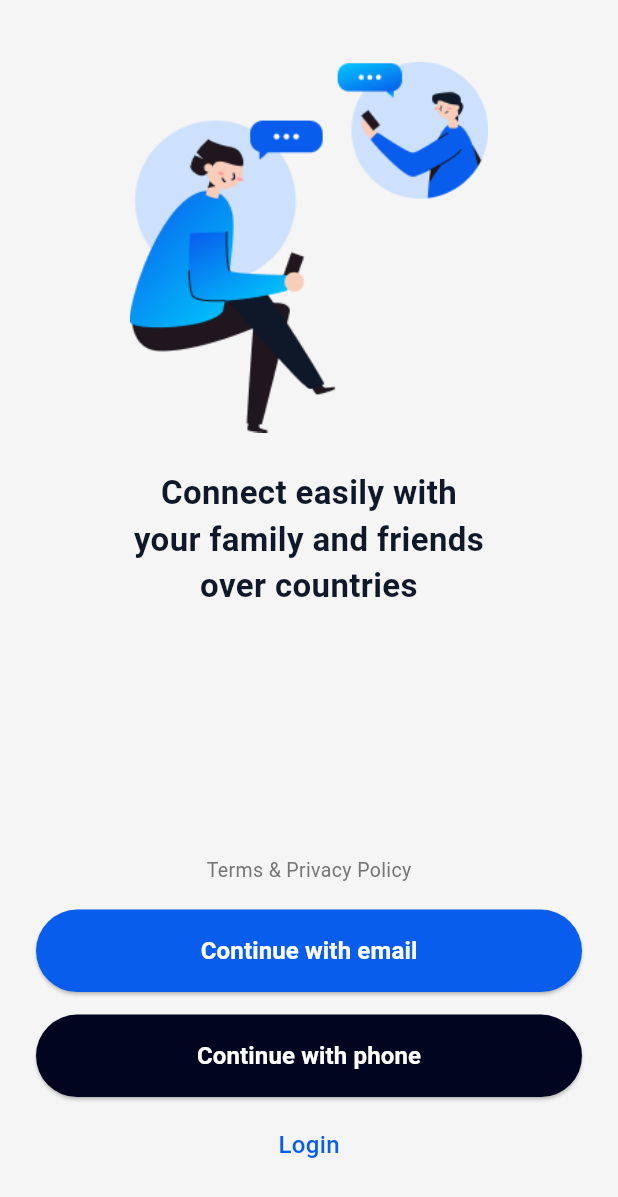
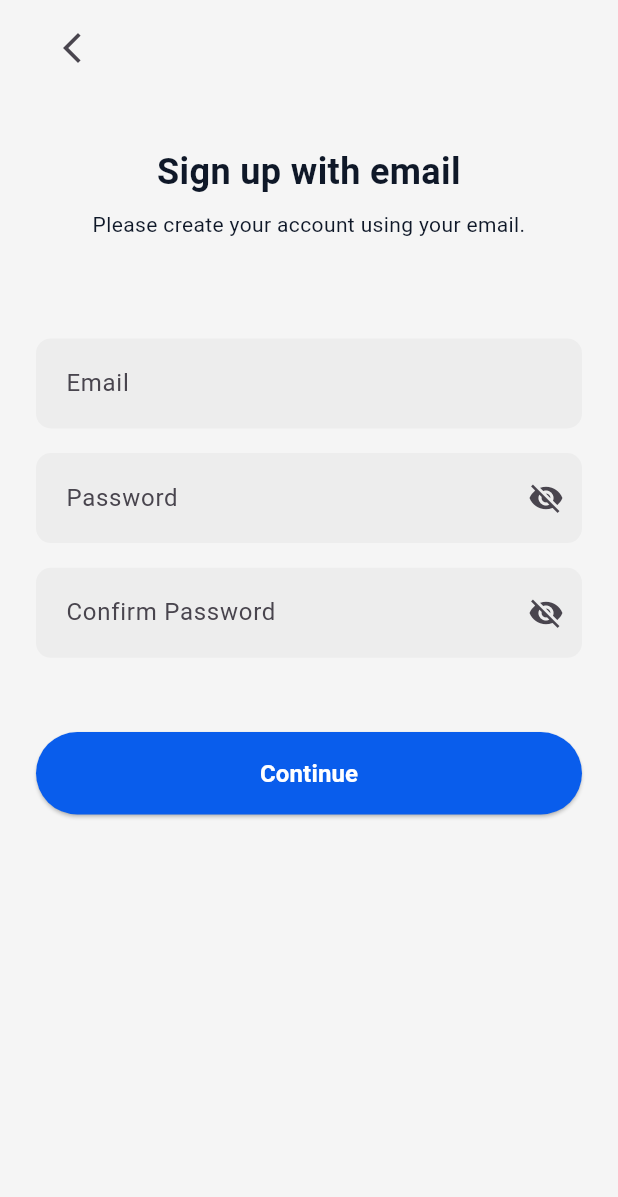
Before and after one commit to Darshan2326/callinverse-new, a Flutter app: the OnboardingVew screen opened by its route, after a tap on "Continue with email", on a phone screen of 412 x 824 dp. Shown: the top 1197 px of the screen. Run offline on Flutter 3.47's test engine with Material 3 defaults, Android fonts, the phone set to English and light mode, and no system bars; our stand-ins replace get.

Commit message:
email signup done

```diff
--- /dev/null
+++ b/lib/app/Screens/EmailSignUpScreen/emailsignup_binding.dart
@@ -0,0 +1,9 @@
+import 'package:calliverse/app/Screens/EmailSignUpScreen/emailsignup_controller.dart';
+import 'package:get/instance_manager.dart';
+
+class EmailsignupBinding extends Bindings {
+  @override
+  void dependencies() {
+    Get.put<EmailsignupController>(EmailsignupController());
+  }
+}
--- /dev/null
+++ b/lib/app/Screens/EmailSignUpScreen/emailsignup_controller.dart
@@ -0,0 +1,3 @@
+import 'package:get/get.dart';
+
+class EmailsignupController extends GetxController{}
--- /dev/null
+++ b/lib/app/Screens/EmailSignUpScreen/emailsignup_view.dart
@@ -0,0 +1,88 @@
+import 'package:calliverse/app/core/theme/app_colors.dart';
+import 'package:calliverse/app/core/widgets/buildTextField.dart';
+import 'package:calliverse/app/core/widgets/custom_button.dart';
+import 'package:flutter/material.dart';
+import 'package:get/get_utils/src/extensions/internacionalization.dart';
+
+class EmailsignupView extends StatelessWidget {
+  const EmailsignupView({super.key});
+
+  @override
+  Widget build(BuildContext context) {
+    final height = MediaQuery.of(context).size.height;
+
+    return Scaffold(
+      backgroundColor: const Color(0xFFF5F5F5), // light gray background
+      body: SafeArea(
+        child: SingleChildScrollView(
+          keyboardDismissBehavior: ScrollViewKeyboardDismissBehavior.onDrag,
+          child: ConstrainedBox(
+            constraints: BoxConstraints(),
+            child: Padding(
+              padding: const EdgeInsets.symmetric(horizontal: 24),
+              child: Column(
+                crossAxisAlignment: CrossAxisAlignment.center,
+                children: [
+                  SizedBox(height: height * 0.01),
+
+                  /// 🔙 Back Button
+                  Align(
+                    alignment: Alignment.centerLeft,
+                    child: IconButton(
+                      icon: const Icon(Icons.arrow_back_ios_new),
+                      onPressed: () {},
+                    ),
+                  ),
+
+                  SizedBox(height: height * 0.05),
+
+                  /// 📝 Title
+                  Text(
+                    "Sign up with email".tr,
+                    textAlign: TextAlign.center,
+                    style: TextStyle(
+                      fontSize: 24,
+                      fontWeight: FontWeight.bold,
+                      color: TextColors.neutral,
+                    ),
+                  ),
+
+                  SizedBox(height: height * 0.01),
+
+                  /// 📄 Subtitle
+                  Text(
+                    "Please create your account using your email.".tr,
+                    textAlign: TextAlign.center,
+                    style: TextStyle(fontSize: 14, color: TextColors.neutral),
+                  ),
+
+                  SizedBox(height: height * 0.08),
+                  CustomTextField(
+                    hint: "Email",
+                    validator: (value) {
+                      if (value == null || value.isEmpty) {
+                        return "Email required";
+                      }
+                      if (!value.contains("@")) {
+                        return "Invalid email";
+                      }
+                      return null;
+                    },
+                  ),
+                  SizedBox(height: height * 0.02),
+                  CustomTextField(isPassword: true, hint: 'Password'),
+                  SizedBox(height: height * 0.02),
+                  CustomTextField(hint: "Confirm Password", isPassword: true),
+                  SizedBox(height: height * 0.06),
+                  CustomButton(title: "Continue", onTap: () {}),
+
+                  // const SizedBox(height: 20),
+                ],
+              ),
+            ),
+          ),
+        ),
+      ),
+    );
+  }
+}
--- a/lib/app/Screens/HomeScreen/home_binding.dart
+++ b/lib/app/Screens/HomeScreen/home_binding.dart
@@ -4,6 +4,6 @@ import 'package:get/instance_manager.dart';
 class HomeBinding extends Bindings {
   @override
   void dependencies(){
-    Get.lazyPut<HomeController>(()=> HomeController());
+    Get.put<HomeController>(HomeController());
   }
 }
--- a/lib/app/Screens/LoginScreen/login_binding.dart
+++ b/lib/app/Screens/LoginScreen/login_binding.dart
@@ -4,6 +4,6 @@ import 'package:get/get.dart';
 class LoginBinding extends Bindings {
   @override
   void dependencies() {
-    Get.lazyPut<LoginController>(() => LoginController());
+    Get.put<LoginController>(LoginController());
   }
 }
--- a/lib/app/Screens/LoginScreen/login_view.dart
+++ b/lib/app/Screens/LoginScreen/login_view.dart
@@ -1,10 +1,9 @@
-import 'package:calliverse/app/Screens/LoginScreen/login_controller.dart';
 import 'package:calliverse/app/core/theme/app_colors.dart';
 import 'package:calliverse/app/routes/app_routes.dart';
 import 'package:flutter/material.dart';
 import 'package:get/get.dart';
 
-class LoginView extends GetView<LoginController> {
+class LoginView extends StatelessWidget {
   const LoginView({super.key});
 
   @override
--- a/lib/app/Screens/OnBording/onboarding_binding.dart
+++ b/lib/app/Screens/OnBording/onboarding_binding.dart
@@ -4,6 +4,6 @@ import 'package:get/instance_manager.dart';
 class OnboardingBinding extends Bindings {
   @override
   void dependencies(){
-    Get.lazyPut<OnboardingController>(()=>OnboardingController());
+    Get.put<OnboardingController>(OnboardingController());
   }
 }
--- a/lib/app/Screens/OnBording/onboarding_vew.dart
+++ b/lib/app/Screens/OnBording/onboarding_vew.dart
@@ -1,13 +1,11 @@
-import 'package:calliverse/app/Screens/OnBording/onboarding_controller.dart';
 import 'package:calliverse/app/core/theme/app_colors.dart';
 import 'package:calliverse/app/core/widgets/custom_button.dart';
 import 'package:calliverse/app/routes/app_routes.dart';
 import 'package:flutter/material.dart';
 import 'package:get/get_utils/src/extensions/internacionalization.dart';
 import 'package:get/route_manager.dart';
-import 'package:get/state_manager.dart';
 
-class OnboardingVew extends GetView<OnboardingController> {
+class OnboardingVew extends StatelessWidget {
   const OnboardingVew({super.key});
 
   @override
@@ -20,9 +18,10 @@ class OnboardingVew extends GetView<OnboardingController> {
         child: SingleChildScrollView(
           child: ConstrainedBox(
             constraints: BoxConstraints(
+              minHeight: MediaQuery.of(context).size.height,
             ),
             child: Padding(
-              padding: const EdgeInsets.symmetric(horizontal: 24),
+              padding: const EdgeInsets.symmetric(horizontal: 16),
               child: Column(
                 children: [
                   SizedBox(height: height * 0.05),
@@ -30,7 +29,7 @@ class OnboardingVew extends GetView<OnboardingController> {
                   /// Illustration
                   Image.asset(
                     'assets/logo/Illustration.png',
-                    height: height * 0.3,   // ✅ responsive
+                    height: height * 0.3, // ✅ responsive
                     fit: BoxFit.contain,
                   ),
 
@@ -38,7 +37,8 @@ class OnboardingVew extends GetView<OnboardingController> {
 
                   /// Title
                   Text(
-                    "Connect easily with your family and friends over countries".tr,
+                    "Connect easily with your family and friends over countries"
+                        .tr,
                     textAlign: TextAlign.center,
                     style: const TextStyle(
                       fontSize: 22,
@@ -53,10 +53,7 @@ class OnboardingVew extends GetView<OnboardingController> {
                   /// Terms
                   Text(
                     "Terms & Privacy Policy".tr,
-                    style: TextStyle(
-                      color: Colors.grey.shade600,
-                      fontSize: 13,
-                    ),
+                    style: TextStyle(color: Colors.grey.shade600, fontSize: 13),
                   ),
 
                   SizedBox(height: height * 0.02),
@@ -65,7 +62,7 @@ class OnboardingVew extends GetView<OnboardingController> {
                   CustomButton(
                     title: "Continue with email".tr,
                     color: AppColors.primary,
-                    onTap: () {},
+                    onTap: () => Get.toNamed(Routes.EMAILSIGNUP),
                   ),
 
                   const SizedBox(height: 15),
@@ -101,6 +98,4 @@ class OnboardingVew extends GetView<OnboardingController> {
       ),
     );
   }
-
-
 }
--- a/lib/app/Screens/SplaceScreen/splacescreen_binding.dart
+++ b/lib/app/Screens/SplaceScreen/splacescreen_binding.dart
@@ -4,6 +4,6 @@ import 'package:get/instance_manager.dart';
 class SplacescreenBinding extends Bindings{
   @override
   void dependencies(){
-    Get.lazyPut<SplacescreenController>(()=>SplacescreenController());
+    Get.put<SplacescreenController>(SplacescreenController());
   }
 }
--- a/lib/app/Screens/SplaceScreen/splacescreen_view.dart
+++ b/lib/app/Screens/SplaceScreen/splacescreen_view.dart
@@ -1,10 +1,9 @@
-import 'package:calliverse/app/Screens/SplaceScreen/splacescreen_controller.dart';
 import 'package:calliverse/app/core/theme/app_colors.dart';
 import 'package:calliverse/app/routes/app_routes.dart';
 import 'package:flutter/material.dart';
 import 'package:get/get.dart';
 
-class SplacescreenView extends GetView<SplacescreenController> {
+class SplacescreenView extends StatelessWidget {
   const SplacescreenView({super.key});
 
   @override
--- a/lib/app/core/translations/app_translations.dart
+++ b/lib/app/core/translations/app_translations.dart
@@ -10,6 +10,9 @@ class AppTranslations extends Translations {
           "Terms & Privacy Policy":"Terms & Privacy Policy",
           "Continue with email":"Continue with email",
           "Continue with phone":"Continue with phone",
+          "Sign up with email":"Sign up with email",
+          "Please create your account using your email.":"Please create your account using your email.",
+          "Email":"Email",
         },
         'hi_IN': {
           'login': 'लॉगिन',
@@ -18,6 +21,9 @@ class AppTranslations extends Translations {
           "Terms & Privacy Policy":"नियम और गोपनीयता नीति",
           "Continue with email":"ईमेल से जारी रखें",
           "Continue with phone":"फ़ोन से जारी रखें",
+          "Sign up with email":"ईमेल के लिए साइन इन करें",
+          "Please create your account using your email.":"कृपया अपने ईमेल का उपयोग करके अपना खाता बनाएँ।",
+          "Email":"ईमेल",
         },
         'gu_IN': {
           'login': 'લૉગિન',
@@ -26,6 +32,9 @@ class AppTranslations extends Translations {
           "Terms & Privacy Policy":"શરતો અને ગોપનીયતા નીતિ",
           "Continue with email":"ઇમેઇલ સાથે ચાલુ રાખો",
           "Continue with phone":"ફોન સાથે ચાલુ રાખો",
+          "Sign up with email":"ઇમેઇલ દ્વારા સાઇન અપ કરો",
+          "Please create your account using your email.":"કૃપા કરીને તમારા ઇમેઇલનો ઉપયોગ કરીને તમારું એકાઉન્ટ બનાવો.",
+          "Email":"ઇમેઇલ",
         },
       };
 }
--- /dev/null
+++ b/lib/app/core/widgets/buildTextField.dart
@@ -0,0 +1,80 @@
+import 'package:flutter/material.dart';
+
+class CustomTextField extends StatefulWidget {
+  final String hint;
+  final bool isPassword;
+  final bool isRequired;
+  final TextInputType keyboardType;
+  final int maxLines;
+  final TextEditingController? controller;
+  final String? Function(String?)? validator;
+
+  const CustomTextField({
+    super.key,
+    required this.hint,
+    this.isPassword = false,
+    this.isRequired = false,
+    this.keyboardType = TextInputType.text,
+    this.maxLines = 1,
+    this.controller,
+    this.validator,
+  });
+
+  @override
+  State<CustomTextField> createState() => _CustomTextFieldState();
+}
+
+class _CustomTextFieldState extends State<CustomTextField> {
+  bool isObscure = true;
+
+  @override
+  Widget build(BuildContext context) {
+    return TextFormField(
+      controller: widget.controller,
+      keyboardType: widget.keyboardType,
+      maxLines: widget.isPassword ? 1 : widget.maxLines,
+      obscureText: widget.isPassword ? isObscure : false,
+
+      /// ✅ Default validation (required field)
+      validator: widget.validator ??
+          (widget.isRequired
+              ? (value) {
+                  if (value == null || value.trim().isEmpty) {
+                    return "${widget.hint} is required";
+                  }
+                  return null;
+                }
+              : null),
+
+      decoration: InputDecoration(
+        hintText: widget.hint,
+        filled: true,
+        fillColor: const Color(0xFFEDEDED),
+
+        contentPadding: const EdgeInsets.symmetric(
+          horizontal: 16,
+          vertical: 18,
+        ),
+
+        /// 🔒 Password toggle
+        suffixIcon: widget.isPassword
+            ? IconButton(
+                icon: Icon(
+                  isObscure ? Icons.visibility_off : Icons.visibility,
+                ),
+                onPressed: () {
+                  setState(() {
+                    isObscure = !isObscure;
+                  });
+                },
+              )
+            : null,
+
+        border: OutlineInputBorder(
+          borderRadius: BorderRadius.circular(10),
+          borderSide: BorderSide.none,
+        ),
+      ),
+    );
+  }
+}
--- a/lib/app/routes/app_pages.dart
+++ b/lib/app/routes/app_pages.dart
@@ -1,5 +1,7 @@
 // 2️⃣ Define Pages with Bindings
 
+import 'package:calliverse/app/Screens/EmailSignUpScreen/emailsignup_binding.dart';
+import 'package:calliverse/app/Screens/EmailSignUpScreen/emailsignup_view.dart';
 import 'package:calliverse/app/Screens/HomeScreen/home_binding.dart';
 import 'package:calliverse/app/Screens/HomeScreen/home_view.dart';
 import 'package:calliverse/app/Screens/LoginScreen/login_binding.dart';
@@ -19,16 +21,18 @@ class AppPages {
   static final routes = [
     GetPage(name: Routes.SPLACESCREEN, page: ()=> SplacescreenView(),binding: SplacescreenBinding()),
     GetPage(name: Routes.ONBOARDING, page: ()=> OnboardingVew(),binding:OnboardingBinding() ),
+    GetPage(
+      name: Routes.LOGIN,
+      page: () => LoginView(),
+      binding: LoginBinding(),
+    ),
+    GetPage(name: Routes.EMAILSIGNUP, page: ()=>EmailsignupView(),binding: EmailsignupBinding()),
 
     GetPage(
       name: Routes.HOME,
       page: () => HomeView(),
       binding: HomeBinding(),
     ),
-    GetPage(
-      name: Routes.LOGIN,
-      page: () => LoginView(),
-      binding: LoginBinding(),
-    ),
+
   ];
 }
--- a/lib/app/routes/app_routes.dart
+++ b/lib/app/routes/app_routes.dart
@@ -5,5 +5,6 @@ abstract class Routes {
   static const ONBOARDING = "/onboarding";
   static const HOME = '/home';
   static const LOGIN = '/login';
+  static const EMAILSIGNUP = "/emailsignup";
 
 }
```
